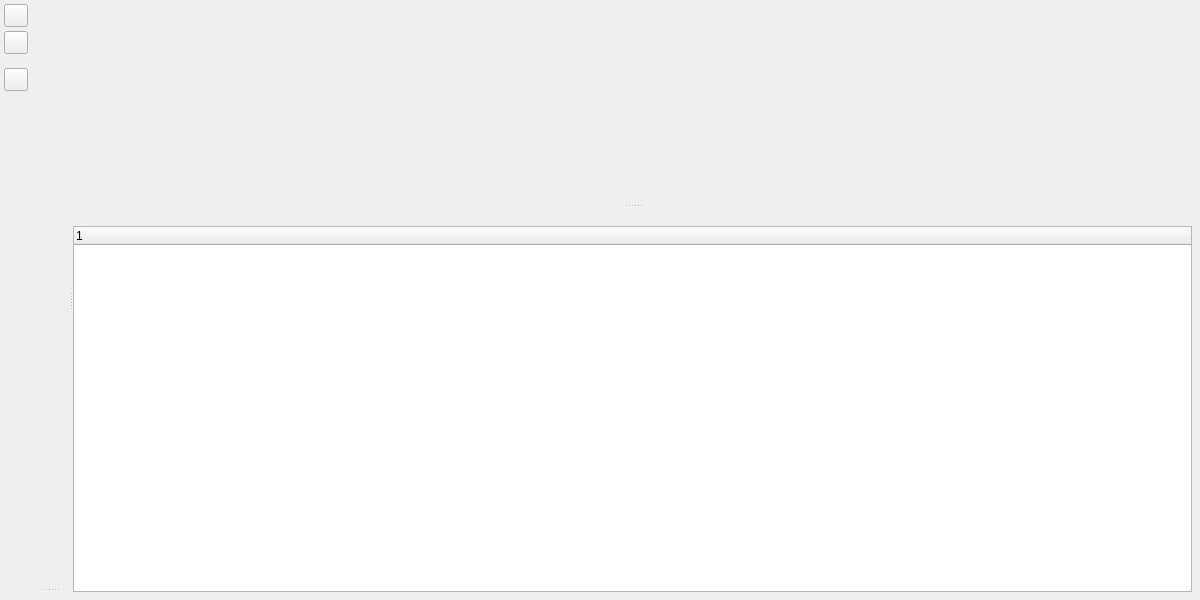
Qt form sources/materials/materialdialog.ui (mikaelsundell/stageviz) before a commit.
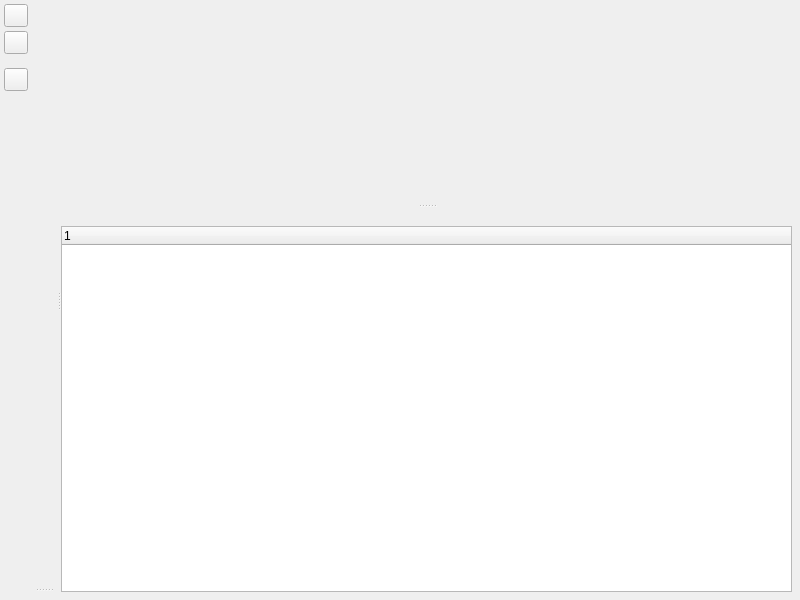
The same form after that commit. Custom widgets are drawn as their Qt base class.

Commit message: fix: restore HDx lighting and improve Windows test setup - Lighting: Use HDx Stinson Beach for dome lights, viewport and material previews - Resources: Remove bundled Scandinavia HDRIs and update documentation and test expectations - Material dialog: Reduce default width and increase minimum height - Test runner: Refresh CMake configuration with BUILD_TESTING enabled before building - Documentation checks: Use explicit UTF-8 encoding on Windows

Patch:
```diff
--- a/sources/materials/materialdialog.ui
+++ b/sources/materials/materialdialog.ui
@@ -6,14 +6,14 @@
    <rect>
     <x>0</x>
     <y>0</y>
-    <width>1200</width>
+    <width>800</width>
     <height>600</height>
    </rect>
   </property>
   <property name="minimumSize">
    <size>
     <width>600</width>
-    <height>200</height>
+    <height>400</height>
    </size>
   </property>
   <property name="windowTitle">
```
The commit also changes 19 other files.
